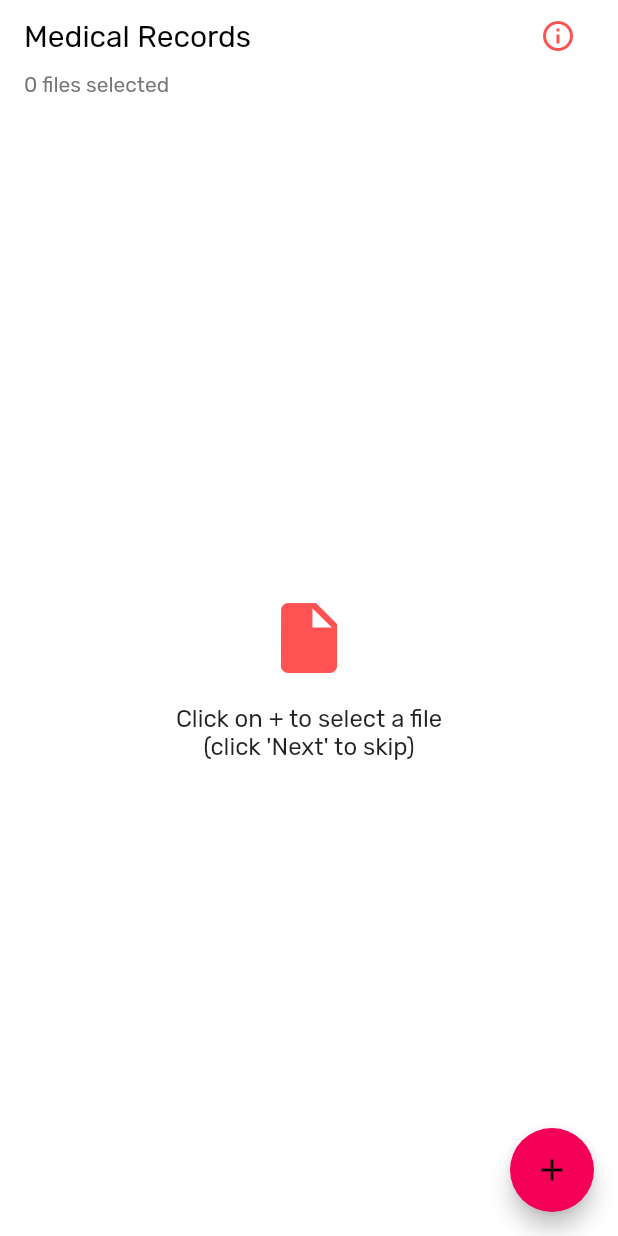
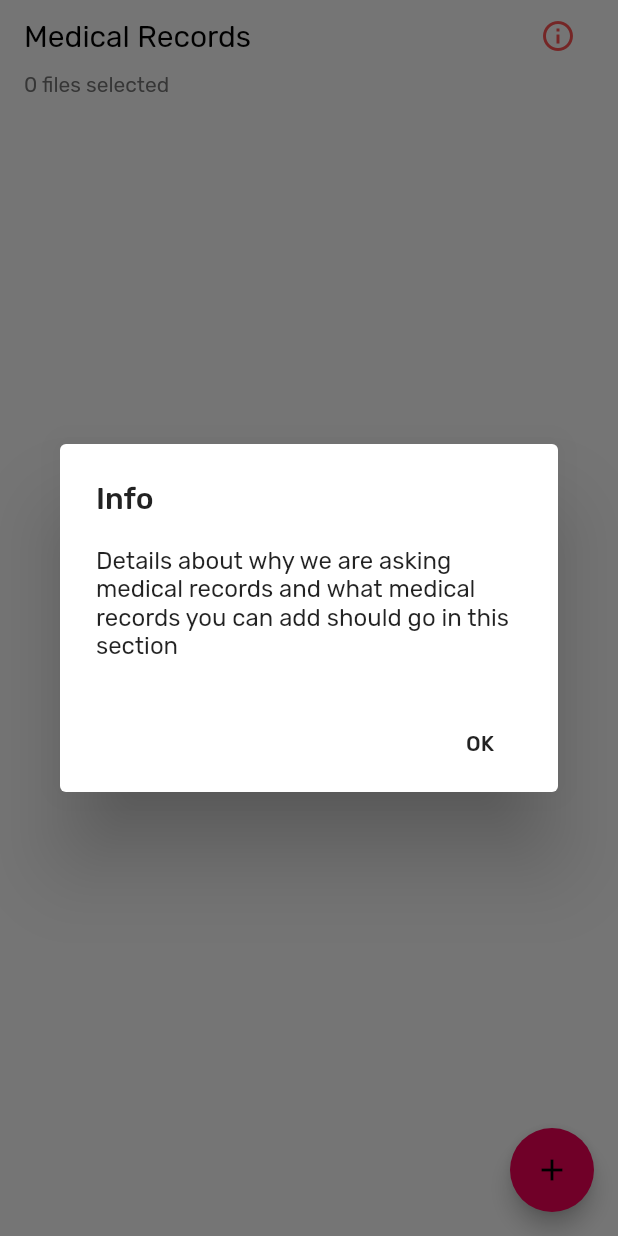
Before and after one commit to deepu513/greycells, a Flutter app: the MedicalRecordsInputPage screen opened directly, after a tap on the "info outline" icon, on a phone screen of 412 x 824 dp. Run offline on Flutter 3.47's test engine with Material 2 defaults, Android fonts, the phone set to English and light mode, and no system bars; our stand-ins replace bloc, equatable, file_picker, flutter_bloc, flutter_svg, shared_preferences; missing offline and left inert: filesize; accounts and stored records are empty; generated files the repository leaves out were written again.

Commit message:
Added info dialogs

```diff
--- a/lib/constants/strings.dart
+++ b/lib/constants/strings.dart
@@ -45,6 +45,12 @@ class Strings {
   static const liveWithGuardian = "Select this if you live with your guardian";
   static const emptyListMessage = "Click on + to select a file\n(click 'Next' to skip)";
   static const mandatoryFields = "All fields are mandatory";
+  static const info = "Info";
+  static const medicalRecordsInfo = "Details about why we are asking medical records and what medical records you can add should go in this section";
+  static const addressDetailsInfo = "Details about why we are asking address should go in this section";
+  static const guardianDetailsInfo = "Details about why we are asking information related to guardian should go in this section";
+  static const healthRecordsInfo = "Details about why we are asking health details should go in this section";
+  static const birthDetailsInfo = "Details about why we are asking birth information should go in this section";
 }
 
 /// This should contain strings which signify an error message
--- a/lib/mental_health_app.dart
+++ b/lib/mental_health_app.dart
@@ -65,7 +65,7 @@ class _MyApp extends StatelessWidget {
             }
 
             // TODO: Handle this/failure, show error or let user login again
-            return QuestionOptionPage();
+            return PatientDetailInput();
           },
         ),
       ),
--- a/lib/view/pages/medical_records_input_page.dart
+++ b/lib/view/pages/medical_records_input_page.dart
@@ -1,15 +1,15 @@
 import 'dart:io';
 
 import 'package:file_picker/file_picker.dart';
+import 'package:filesize/filesize.dart';
 import 'package:flutter/material.dart';
-import 'package:http/http.dart';
 import 'package:mental_health/constants/strings.dart';
 import 'package:path/path.dart';
-import 'package:filesize/filesize.dart';
 
 class MedicalRecordsInputPage extends StatefulWidget {
   @override
-  _MedicalRecordsInputPageState createState() => _MedicalRecordsInputPageState();
+  _MedicalRecordsInputPageState createState() =>
+      _MedicalRecordsInputPageState();
 }
 
 class _MedicalRecordsInputPageState extends State<MedicalRecordsInputPage> {
@@ -29,12 +29,10 @@ class _MedicalRecordsInputPageState extends State<MedicalRecordsInputPage> {
                 extension(pickedFile.path) == ".jpg" ||
                 extension(pickedFile.path) == ".jpeg" ||
                 extension(pickedFile.path) == ".png")
-
-            setState(() {
-              list.add(pickedFile);
-            });
+              setState(() {
+                list.add(pickedFile);
+              });
           }
-
         },
         child: Icon(Icons.add),
       ),
@@ -47,16 +45,12 @@ class _MedicalRecordsInputPageState extends State<MedicalRecordsInputPage> {
               children: <Widget>[
                 Text(
                   Strings.medicalRecords,
-                  style: Theme
-                      .of(context)
-                      .textTheme
-                      .headline6
-                      .copyWith(
+                  style: Theme.of(context).textTheme.headline6.copyWith(
                       color: Colors.black, fontWeight: FontWeight.w400),
                 ),
                 Spacer(),
                 IconButton(
-                  onPressed: () {},
+                  onPressed: () => showInfoDialog(context),
                   icon: Icon(Icons.info_outline),
                 )
               ],
@@ -65,8 +59,7 @@ class _MedicalRecordsInputPageState extends State<MedicalRecordsInputPage> {
           Padding(
             padding: const EdgeInsets.fromLTRB(16.0, 0.0, 16.0, 16.0),
             child: Text("${list.length} files selected",
-                style: Theme
-                    .of(context)
+                style: Theme.of(context)
                     .textTheme
                     .subtitle1
                     .copyWith(color: Colors.grey[600], fontSize: 14.0)),
@@ -75,6 +68,32 @@ class _MedicalRecordsInputPageState extends State<MedicalRecordsInputPage> {
         ],
       ),
     );
+  }
+
+  void showInfoDialog(BuildContext context) {
+    showDialog<void>(
+        context: context,
+        barrierDismissible: true,
+        builder: (context) {
+          return AlertDialog(
+            title: Text(Strings.info),
+            content: SingleChildScrollView(
+              child: ListBody(
+                children: <Widget>[
+                  Text(Strings.medicalRecordsInfo),
+                ],
+              ),
+            ),
+            actions: [
+              FlatButton(
+                child: Text('OK'),
+                onPressed: () {
+                  Navigator.of(context).pop();
+                },
+              )
+            ],
+          );
+        });
   }
 }
 
@@ -92,7 +111,10 @@ class FileList extends StatelessWidget {
             subtitle: Text(filesize(list[index].lengthSync())),
           );
         },
-        separatorBuilder: (context, index) => Divider(indent: 16.0, endIndent: 16.0,),
+        separatorBuilder: (context, index) => Divider(
+              indent: 16.0,
+              endIndent: 16.0,
+            ),
         itemCount: list.length);
   }
 }
@@ -111,10 +133,7 @@ class ListEmptyWidget extends StatelessWidget {
           SizedBox(height: 16.0),
           Text(
             Strings.emptyListMessage,
-            style: Theme
-                .of(context)
-                .textTheme
-                .subtitle1,
+            style: Theme.of(context).textTheme.subtitle1,
             textAlign: TextAlign.center,
           ),
         ],
```
Also changed, not shown: lib/view/pages/address_details_input_page.dart (+27 -1 lines), lib/view/pages/birth_details_input_page.dart (+40 -10 lines), lib/view/pages/guardian_details_input_page.dart (+27 -1 lines), lib/view/pages/health_details_input_page.dart (+28 -1 lines).
